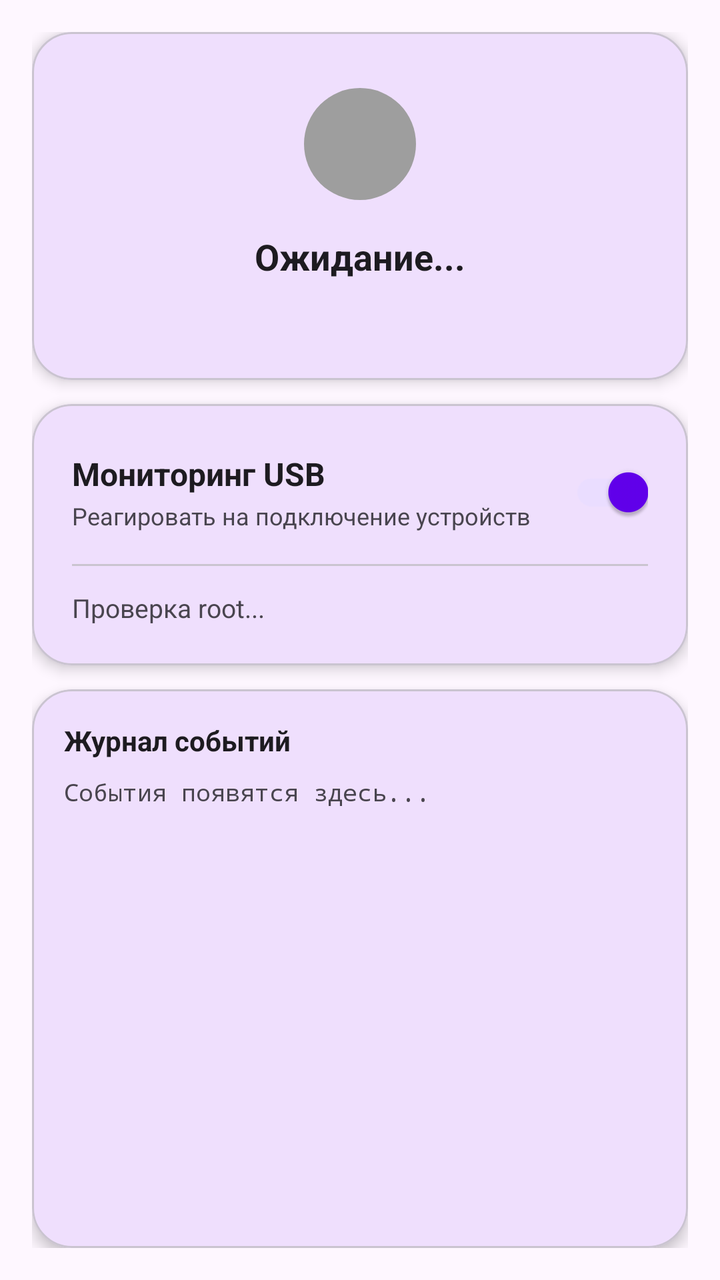
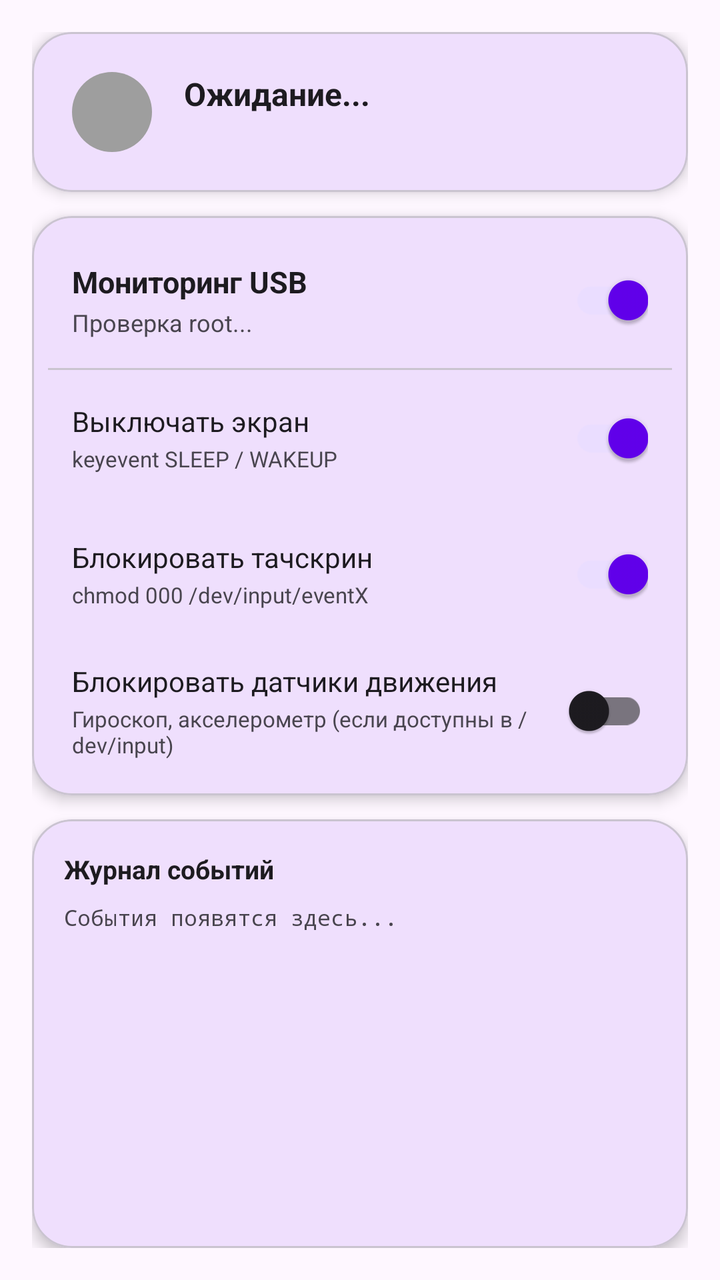

An Android layout rendered at two revisions. The XML below is the earlier revision; the diff shows what the commit changed to produce the second picture.
<!-- AndroidManifest.xml: application theme Theme.VRapp -->
<!-- res/layout/activity_main.xml -->
<?xml version="1.0" encoding="utf-8"?>
<LinearLayout xmlns:android="http://schemas.android.com/apk/res/android"
    xmlns:app="http://schemas.android.com/apk/res-auto"
    android:layout_width="match_parent"
    android:layout_height="match_parent"
    android:orientation="vertical"
    android:padding="16dp"
    android:background="?attr/colorSurface">

    
    <com.google.android.material.card.MaterialCardView
        android:layout_width="match_parent"
        android:layout_height="wrap_content"
        android:layout_marginBottom="12dp"
        app:cardCornerRadius="20dp"
        app:cardElevation="4dp">

        <LinearLayout
            android:layout_width="match_parent"
            android:layout_height="wrap_content"
            android:orientation="vertical"
            android:gravity="center"
            android:padding="28dp">

            <View
                android:id="@+id/statusDot"
                android:layout_width="56dp"
                android:layout_height="56dp"
                android:layout_marginBottom="16dp"
                android:background="@drawable/circle_disconnected" />

            <TextView
                android:id="@+id/statusText"
                android:layout_width="wrap_content"
                android:layout_height="wrap_content"
                android:textSize="18sp"
                android:textStyle="bold"
                android:textColor="?attr/colorOnSurface"
                android:text="Ожидание..." />

            <TextView
                android:id="@+id/statusSubtext"
                android:layout_width="wrap_content"
                android:layout_height="wrap_content"
                android:layout_marginTop="4dp"
                android:textSize="13sp"
                android:textColor="?attr/colorOnSurfaceVariant"
                android:text="" />

        </LinearLayout>
    </com.google.android.material.card.MaterialCardView>

    
    <com.google.android.material.card.MaterialCardView
        android:layout_width="match_parent"
        android:layout_height="wrap_content"
        android:layout_marginBottom="12dp"
        app:cardCornerRadius="20dp"
        app:cardElevation="4dp">

        <LinearLayout
            android:layout_width="match_parent"
            android:layout_height="wrap_content"
            android:orientation="vertical"
            android:padding="20dp">

            <LinearLayout
                android:layout_width="match_parent"
                android:layout_height="wrap_content"
                android:orientation="horizontal"
                android:gravity="center_vertical">

                <LinearLayout
                    android:layout_width="0dp"
                    android:layout_height="wrap_content"
                    android:layout_weight="1"
                    android:orientation="vertical">

                    <TextView
                        android:layout_width="wrap_content"
                        android:layout_height="wrap_content"
                        android:text="Мониторинг USB"
                        android:textSize="16sp"
                        android:textStyle="bold"
                        android:textColor="?attr/colorOnSurface" />

                    <TextView
                        android:layout_width="wrap_content"
                        android:layout_height="wrap_content"
                        android:layout_marginTop="2dp"
                        android:text="Реагировать на подключение устройств"
                        android:textSize="12sp"
                        android:textColor="?attr/colorOnSurfaceVariant" />
                </LinearLayout>

                <com.google.android.material.switchmaterial.SwitchMaterial
                    android:id="@+id/monitoringSwitch"
                    android:layout_width="wrap_content"
                    android:layout_height="wrap_content"
                    android:checked="true" />
            </LinearLayout>

            <View
                android:layout_width="match_parent"
                android:layout_height="1dp"
                android:layout_marginVertical="12dp"
                android:background="?attr/colorOutlineVariant" />

            <TextView
                android:id="@+id/rootStatusText"
                android:layout_width="wrap_content"
                android:layout_height="wrap_content"
                android:text="Проверка root..."
                android:textSize="13sp" />

        </LinearLayout>
    </com.google.android.material.card.MaterialCardView>

    
    <com.google.android.material.card.MaterialCardView
        android:layout_width="match_parent"
        android:layout_height="0dp"
        android:layout_weight="1"
        app:cardCornerRadius="20dp"
        app:cardElevation="4dp">

        <LinearLayout
            android:layout_width="match_parent"
            android:layout_height="match_parent"
            android:orientation="vertical"
            android:padding="16dp">

            <TextView
                android:layout_width="wrap_content"
                android:layout_height="wrap_content"
                android:text="Журнал событий"
                android:textSize="14sp"
                android:textStyle="bold"
                android:textColor="?attr/colorOnSurface"
                android:layout_marginBottom="8dp" />

            <ScrollView
                android:id="@+id/logScrollView"
                android:layout_width="match_parent"
                android:layout_height="match_parent">

                <TextView
                    android:id="@+id/logText"
                    android:layout_width="match_parent"
                    android:layout_height="wrap_content"
                    android:fontFamily="monospace"
                    android:textSize="12sp"
                    android:textColor="?attr/colorOnSurfaceVariant"
                    android:lineSpacingExtra="2dp"
                    android:text="События появятся здесь..." />
            </ScrollView>
        </LinearLayout>
    </com.google.android.material.card.MaterialCardView>

</LinearLayout>
<!-- resources referenced by this layout -->
<resources>
  <!-- drawable circle_disconnected (drawable) -->
  <?xml version="1.0" encoding="utf-8"?>
  <shape xmlns:android="http://schemas.android.com/apk/res/android"
      android:shape="oval">
      <solid android:color="@color/color_disconnected" />
  </shape>
  <style name="Theme.VRapp" parent="Theme.Material3.DayNight.NoActionBar">
          <item name="colorPrimary">@color/purple_500</item>
          <item name="colorPrimaryVariant">@color/purple_700</item>
          <item name="colorOnPrimary">@color/white</item>
          <item name="colorSecondary">@color/teal_200</item>
          <item name="colorSecondaryVariant">@color/teal_700</item>
          <item name="colorOnSecondary">@color/black</item>
          <item name="android:statusBarColor">?attr/colorPrimaryVariant</item>
      </style>
  <color name="color_disconnected">#9E9E9E</color>
  <color name="purple_500">#FF6200EE</color>
  <color name="purple_700">#FF3700B3</color>
  <color name="white">#FFFFFFFF</color>
  <color name="teal_200">#FF03DAC5</color>
  <color name="teal_700">#FF018786</color>
  <color name="black">#FF000000</color>
</resources>

<!-- the commit's change to res/layout/activity_main.xml (unified diff, before → after) -->
@@ -18,35 +18,41 @@
         <LinearLayout
             android:layout_width="match_parent"
             android:layout_height="wrap_content"
-            android:orientation="vertical"
-            android:gravity="center"
-            android:padding="28dp">
+            android:orientation="horizontal"
+            android:gravity="center_vertical"
+            android:padding="20dp">
 
             <View
                 android:id="@+id/statusDot"
-                android:layout_width="56dp"
-                android:layout_height="56dp"
-                android:layout_marginBottom="16dp"
+                android:layout_width="40dp"
+                android:layout_height="40dp"
+                android:layout_marginEnd="16dp"
                 android:background="@drawable/circle_disconnected" />
 
-            <TextView
-                android:id="@+id/statusText"
-                android:layout_width="wrap_content"
-                android:layout_height="wrap_content"
-                android:textSize="18sp"
-                android:textStyle="bold"
-                android:textColor="?attr/colorOnSurface"
-                android:text="Ожидание..." />
-
-            <TextView
-                android:id="@+id/statusSubtext"
-                android:layout_width="wrap_content"
-                android:layout_height="wrap_content"
-                android:layout_marginTop="4dp"
-                android:textSize="13sp"
-                android:textColor="?attr/colorOnSurfaceVariant"
-                android:text="" />
-
+            <LinearLayout
+                android:layout_width="0dp"
+                android:layout_height="wrap_content"
+                android:layout_weight="1"
+                android:orientation="vertical">
+
+                <TextView
+                    android:id="@+id/statusText"
+                    android:layout_width="wrap_content"
+                    android:layout_height="wrap_content"
+                    android:textSize="16sp"
+                    android:textStyle="bold"
+                    android:textColor="?attr/colorOnSurface"
+                    android:text="Ожидание..." />
+
+                <TextView
+                    android:id="@+id/statusSubtext"
+                    android:layout_width="wrap_content"
+                    android:layout_height="wrap_content"
+                    android:layout_marginTop="2dp"
+                    android:textSize="12sp"
+                    android:textColor="?attr/colorOnSurfaceVariant"
+                    android:text="" />
+            </LinearLayout>
         </LinearLayout>
     </com.google.android.material.card.MaterialCardView>
 
@@ -62,13 +68,16 @@
             android:layout_width="match_parent"
             android:layout_height="wrap_content"
             android:orientation="vertical"
-            android:padding="20dp">
-
-            <LinearLayout
-                android:layout_width="match_parent"
-                android:layout_height="wrap_content"
-                android:orientation="horizontal"
-                android:gravity="center_vertical">
+            android:padding="8dp">
+
+            
+            <LinearLayout
+                android:layout_width="match_parent"
+                android:layout_height="wrap_content"
+                android:orientation="horizontal"
+                android:gravity="center_vertical"
+                android:paddingHorizontal="12dp"
+                android:paddingVertical="10dp">
 
                 <LinearLayout
                     android:layout_width="0dp"
@@ -80,38 +89,145 @@
                         android:layout_width="wrap_content"
                         android:layout_height="wrap_content"
                         android:text="Мониторинг USB"
-                        android:textSize="16sp"
+                        android:textSize="15sp"
                         android:textStyle="bold"
                         android:textColor="?attr/colorOnSurface" />
 
                     <TextView
-                        android:layout_width="wrap_content"
-                        android:layout_height="wrap_content"
-                        android:layout_marginTop="2dp"
-                        android:text="Реагировать на подключение устройств"
-                        android:textSize="12sp"
+                        android:id="@+id/rootStatusText"
+                        android:layout_width="wrap_content"
+                        android:layout_height="wrap_content"
+                        android:layout_marginTop="2dp"
+                        android:text="Проверка root..."
+                        android:textSize="12sp" />
+                </LinearLayout>
+
+                <com.google.android.material.switchmaterial.SwitchMaterial
+                    android:id="@+id/switchEnabled"
+                    android:layout_width="wrap_content"
+                    android:layout_height="wrap_content"
+                    android:checked="true" />
+            </LinearLayout>
+
+            <View
+                android:layout_width="match_parent"
+                android:layout_height="1dp"
+                android:marginHorizontal="12dp"
+                android:background="?attr/colorOutlineVariant" />
+
+            
+            <LinearLayout
+                android:layout_width="match_parent"
+                android:layout_height="wrap_content"
+                android:orientation="horizontal"
+                android:gravity="center_vertical"
+                android:paddingHorizontal="12dp"
+                android:paddingVertical="10dp">
+
+                <LinearLayout
+                    android:layout_width="0dp"
+                    android:layout_height="wrap_content"
+                    android:layout_weight="1"
+                    android:orientation="vertical">
+
+                    <TextView
+                        android:layout_width="wrap_content"
+                        android:layout_height="wrap_content"
+                        android:text="Выключать экран"
+                        android:textSize="14sp"
+                        android:textColor="?attr/colorOnSurface" />
+
+                    <TextView
+                        android:layout_width="wrap_content"
+                        android:layout_height="wrap_content"
+                        android:layout_marginTop="2dp"
+                        android:text="keyevent SLEEP / WAKEUP"
+                        android:textSize="11sp"
                         android:textColor="?attr/colorOnSurfaceVariant" />
                 </LinearLayout>
 
                 <com.google.android.material.switchmaterial.SwitchMaterial
-                    android:id="@+id/monitoringSwitch"
+                    android:id="@+id/switchScreenOff"
                     android:layout_width="wrap_content"
                     android:layout_height="wrap_content"
                     android:checked="true" />
             </LinearLayout>
 
-            <View
-                android:layout_width="match_parent"
-                android:layout_height="1dp"
-                android:layout_marginVertical="12dp"
-                android:background="?attr/colorOutlineVariant" />
-
-            <TextView
-                android:id="@+id/rootStatusText"
-                android:layout_width="wrap_content"
-                android:layout_height="wrap_content"
-                android:text="Проверка root..."
-                android:textSize="13sp" />
+            
+            <LinearLayout
+                android:layout_width="match_parent"
+                android:layout_height="wrap_content"
+                android:orientation="horizontal"
+                android:gravity="center_vertical"
+                android:paddingHorizontal="12dp"
+                android:paddingVertical="10dp">
+
+                <LinearLayout
+                    android:layout_width="0dp"
+                    android:layout_height="wrap_content"
+                    android:layout_weight="1"
+                    android:orientation="vertical">
+
+                    <TextView
+                        android:layout_width="wrap_content"
+                        android:layout_height="wrap_content"
+                        android:text="Блокировать тачскрин"
+                        android:textSize="14sp"
+                        android:textColor="?attr/colorOnSurface" />
+
+                    <TextView
+                        android:layout_width="wrap_content"
+                        android:layout_height="wrap_content"
+                        android:layout_marginTop="2dp"
+                        android:text="chmod 000 /dev/input/eventX"
+                        android:textSize="11sp"
+                        android:textColor="?attr/colorOnSurfaceVariant" />
+                </LinearLayout>
+
+                <com.google.android.material.switchmaterial.SwitchMaterial
+                    android:id="@+id/switchBlockTouch"
+                    android:layout_width="wrap_content"
+                    android:layout_height="wrap_content"
+                    android:checked="true" />
+            </LinearLayout>
+
+            
+            <LinearLayout
+                android:layout_width="match_parent"
+                android:layout_height="wrap_content"
+                android:orientation="horizontal"
+                android:gravity="center_vertical"
+                android:paddingHorizontal="12dp"
+                android:paddingVertical="10dp">
+
+                <LinearLayout
+                    android:layout_width="0dp"
+                    android:layout_height="wrap_content"
+                    android:layout_weight="1"
+                    android:orientation="vertical">
+
+                    <TextView
+                        android:layout_width="wrap_content"
+                        android:layout_height="wrap_content"
+                        android:text="Блокировать датчики движения"
+                        android:textSize="14sp"
+                        android:textColor="?attr/colorOnSurface" />
+
+                    <TextView
+                        android:layout_width="wrap_content"
+                        android:layout_height="wrap_content"
+                        android:layout_marginTop="2dp"
+                        android:text="Гироскоп, акселерометр (если доступны в /dev/input)"
+                        android:textSize="11sp"
+                        android:textColor="?attr/colorOnSurfaceVariant" />
+                </LinearLayout>
+
+                <com.google.android.material.switchmaterial.SwitchMaterial
+                    android:id="@+id/switchBlockSensors"
+                    android:layout_width="wrap_content"
+                    android:layout_height="wrap_content"
+                    android:checked="false" />
+            </LinearLayout>
 
         </LinearLayout>
     </com.google.android.material.card.MaterialCardView>
@@ -134,7 +250,7 @@
                 android:layout_width="wrap_content"
                 android:layout_height="wrap_content"
                 android:text="Журнал событий"
-                android:textSize="14sp"
+                android:textSize="13sp"
                 android:textStyle="bold"
                 android:textColor="?attr/colorOnSurface"
                 android:layout_marginBottom="8dp" />
@@ -149,9 +265,9 @@
                     android:layout_width="match_parent"
                     android:layout_height="wrap_content"
                     android:fontFamily="monospace"
-                    android:textSize="12sp"
+                    android:textSize="11sp"
                     android:textColor="?attr/colorOnSurfaceVariant"
-                    android:lineSpacingExtra="2dp"
+                    android:lineSpacingExtra="3dp"
                     android:text="События появятся здесь..." />
             </ScrollView>
         </LinearLayout>
